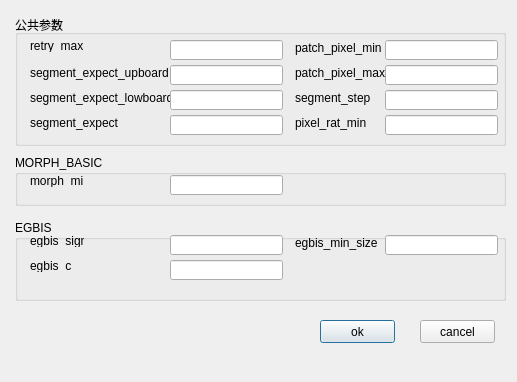
This is system/Pixel0.1/gui/dialog_segmentParasAll.ui in buptjz/Pixel as Qt 5 draws it before an edit. The edited form follows.
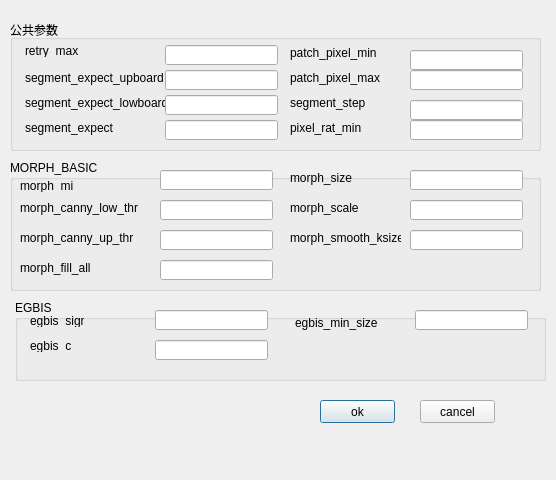
This is the edited form.

Patch:
```diff
--- a/system/Pixel0.1/gui/dialog_segmentParasAll.ui
+++ b/system/Pixel0.1/gui/dialog_segmentParasAll.ui
@@ -6,8 +6,8 @@
    <rect>
     <x>0</x>
     <y>0</y>
-    <width>517</width>
-    <height>382</height>
+    <width>556</width>
+    <height>480</height>
    </rect>
   </property>
   <property name="windowTitle">
@@ -16,10 +16,10 @@
   <widget class="QGroupBox" name="MORPH_BASIC">
    <property name="geometry">
     <rect>
-     <x>15</x>
-     <y>155</y>
-     <width>491</width>
-     <height>51</height>
+     <x>10</x>
+     <y>160</y>
+     <width>531</width>
+     <height>131</height>
     </rect>
    </property>
    <property name="title">
@@ -28,8 +28,8 @@
    <widget class="QLineEdit" name="lineEdit_morph_min">
     <property name="geometry">
      <rect>
-      <x>155</x>
-      <y>20</y>
+      <x>150</x>
+      <y>10</y>
       <width>113</width>
       <height>20</height>
      </rect>
@@ -38,7 +38,7 @@
    <widget class="QLabel" name="morph_min">
     <property name="geometry">
      <rect>
-      <x>15</x>
+      <x>10</x>
       <y>20</y>
       <width>54</width>
       <height>12</height>
@@ -48,13 +48,151 @@
      <string>morph_min</string>
     </property>
    </widget>
+   <widget class="QLabel" name="morph_canny_low_thr">
+    <property name="geometry">
+     <rect>
+      <x>10</x>
+      <y>40</y>
+      <width>131</width>
+      <height>16</height>
+     </rect>
+    </property>
+    <property name="text">
+     <string>morph_canny_low_thr</string>
+    </property>
+   </widget>
+   <widget class="QLineEdit" name="lineEdit_morph_canny_low_thr">
+    <property name="geometry">
+     <rect>
+      <x>150</x>
+      <y>40</y>
+      <width>113</width>
+      <height>20</height>
+     </rect>
+    </property>
+   </widget>
+   <widget class="QLabel" name="morph_canny_up_thr">
+    <property name="geometry">
+     <rect>
+      <x>10</x>
+      <y>70</y>
+      <width>121</width>
+      <height>16</height>
+     </rect>
+    </property>
+    <property name="text">
+     <string>morph_canny_up_thr</string>
+    </property>
+   </widget>
+   <widget class="QLineEdit" name="lineEdit_morph_canny_up_thr">
+    <property name="geometry">
+     <rect>
+      <x>150</x>
+      <y>70</y>
+      <width>113</width>
+      <height>20</height>
+     </rect>
+    </property>
+   </widget>
+   <widget class="QLabel" name="morph_size">
+    <property name="geometry">
+     <rect>
+      <x>280</x>
+      <y>10</y>
+      <width>71</width>
+      <height>16</height>
+     </rect>
+    </property>
+    <property name="text">
+     <string>morph_size</string>
+    </property>
+   </widget>
+   <widget class="QLineEdit" name="lineEdit_morph_size">
+    <property name="geometry">
+     <rect>
+      <x>400</x>
+      <y>10</y>
+      <width>113</width>
+      <height>20</height>
+     </rect>
+    </property>
+   </widget>
+   <widget class="QLabel" name="morph_scale">
+    <property name="geometry">
+     <rect>
+      <x>280</x>
+      <y>40</y>
+      <width>71</width>
+      <height>16</height>
+     </rect>
+    </property>
+    <property name="text">
+     <string>morph_scale</string>
+    </property>
+   </widget>
+   <widget class="QLineEdit" name="lineEdit_morph_scale">
+    <property name="geometry">
+     <rect>
+      <x>400</x>
+      <y>40</y>
+      <width>113</width>
+      <height>20</height>
+     </rect>
+    </property>
+   </widget>
+   <widget class="QLineEdit" name="lineEdit_morph_smooth_ksize">
+    <property name="geometry">
+     <rect>
+      <x>400</x>
+      <y>70</y>
+      <width>113</width>
+      <height>20</height>
+     </rect>
+    </property>
+   </widget>
+   <widget class="QLabel" name="morph_smooth_ksize">
+    <property name="geometry">
+     <rect>
+      <x>280</x>
+      <y>70</y>
+      <width>111</width>
+      <height>16</height>
+     </rect>
+    </property>
+    <property name="text">
+     <string>morph_smooth_ksize</string>
+    </property>
+   </widget>
+   <widget class="QLabel" name="morph_fill_all">
+    <property name="geometry">
+     <rect>
+      <x>10</x>
+      <y>100</y>
+      <width>121</width>
+      <height>16</height>
+     </rect>
+    </property>
+    <property name="text">
+     <string>morph_fill_all</string>
+    </property>
+   </widget>
+   <widget class="QLineEdit" name="lineEdit_morph_fill_all">
+    <property name="geometry">
+     <rect>
+      <x>150</x>
+      <y>100</y>
+      <width>113</width>
+      <height>20</height>
+     </rect>
+    </property>
+   </widget>
   </widget>
   <widget class="QGroupBox" name="EGBIS">
    <property name="geometry">
     <rect>
      <x>15</x>
-     <y>220</y>
-     <width>491</width>
+     <y>300</y>
+     <width>531</width>
      <height>81</height>
     </rect>
    </property>
@@ -77,8 +215,8 @@
    <widget class="QLineEdit" name="lineEdit_egbis_sigma">
     <property name="geometry">
      <rect>
-      <x>155</x>
-      <y>15</y>
+      <x>140</x>
+      <y>10</y>
       <width>113</width>
       <height>20</height>
      </rect>
@@ -103,7 +241,7 @@
    <widget class="QLineEdit" name="lineEdit_egbis_c">
     <property name="geometry">
      <rect>
-      <x>155</x>
+      <x>140</x>
       <y>40</y>
       <width>113</width>
       <height>20</height>
@@ -129,8 +267,8 @@
    <widget class="QLineEdit" name="lineEdit_egbis_min_size">
     <property name="geometry">
      <rect>
-      <x>370</x>
-      <y>15</y>
+      <x>400</x>
+      <y>10</y>
       <width>113</width>
       <height>20</height>
      </rect>
@@ -140,9 +278,9 @@
   <widget class="QGroupBox" name="groupBox">
    <property name="geometry">
     <rect>
-     <x>15</x>
-     <y>15</y>
-     <width>491</width>
+     <x>10</x>
+     <y>20</y>
+     <width>531</width>
      <height>131</height>
     </rect>
    </property>
@@ -283,8 +421,8 @@
    <widget class="QLineEdit" name="lineEdit_patch_pixel_min">
     <property name="geometry">
      <rect>
-      <x>370</x>
-      <y>25</y>
+      <x>400</x>
+      <y>30</y>
       <width>113</width>
       <height>20</height>
      </rect>
@@ -293,7 +431,7 @@
    <widget class="QLineEdit" name="lineEdit_patch_pixel_max">
     <property name="geometry">
      <rect>
-      <x>370</x>
+      <x>400</x>
       <y>50</y>
       <width>113</width>
       <height>20</height>
@@ -303,8 +441,8 @@
    <widget class="QLineEdit" name="lineEdit_segment_step">
     <property name="geometry">
      <rect>
-      <x>370</x>
-      <y>75</y>
+      <x>400</x>
+      <y>80</y>
       <width>113</width>
       <height>20</height>
      </rect>
@@ -313,7 +451,7 @@
    <widget class="QLineEdit" name="lineEdit_pixel_rat_min">
     <property name="geometry">
      <rect>
-      <x>370</x>
+      <x>400</x>
       <y>100</y>
       <width>113</width>
       <height>20</height>
@@ -338,7 +476,7 @@
    <property name="geometry">
     <rect>
      <x>320</x>
-     <y>320</y>
+     <y>400</y>
      <width>75</width>
      <height>23</height>
     </rect>
@@ -351,7 +489,7 @@
    <property name="geometry">
     <rect>
      <x>420</x>
-     <y>320</y>
+     <y>400</y>
      <width>75</width>
      <height>23</height>
     </rect>
```
